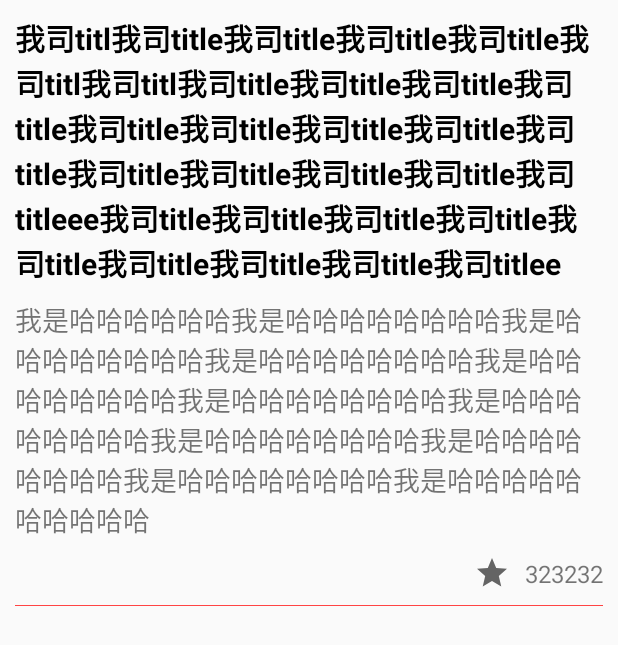
After one commit to zhp475433752/KotlinTest, an Android app: the layout item_paging3.xml on its own in the app's theme, with its tools: preview values and no code run, on a phone screen of 412 x 824 dp. The commit adds this screen. Shown: the top 645 px of the screen. Run offline under Robolectric (Android 15) with nearby library versions, the phone set to English and light mode, and no system bars.

Commit message:
paging3分页

```diff
--- a/app/build.gradle
+++ b/app/build.gradle
@@ -79,6 +79,11 @@ dependencies {
 //    implementation "androidx.activity:activity-ktx:1.6.0"
 //    implementation "androidx.fragment:fragment-ktx:1.5.3"
 
+    // paging3
+    implementation 'androidx.paging:paging-runtime:3.1.1'
+    implementation 'com.squareup.retrofit2:retrofit:2.9.0'
+    implementation 'com.squareup.retrofit2:converter-gson:2.9.0'
+
 }
 
 task task2 (){
--- a/app/src/main/AndroidManifest.xml
+++ b/app/src/main/AndroidManifest.xml
@@ -53,12 +53,15 @@
         android:theme="@style/AppTheme"
         android:usesCleartextTraffic="true">
         <activity
+            android:name=".paging3.ui.Paging3Activity"
+            android:exported="false" />
+        <activity
             android:name=".flow.FlowTestActivity"
             android:exported="false" />
         <activity
             android:name=".adaptation.AdaptationActivity"
             android:exported="true"
-            android:theme="@style/Theme.AppCompat.NoActionBar"></activity>
+            android:theme="@style/Theme.AppCompat.NoActionBar" />
         <activity
             android:name=".anim.MainAnimActivity"
             android:exported="true" />
--- a/app/src/main/java/com/zwwl/kotlintest/MainActivity.kt
+++ b/app/src/main/java/com/zwwl/kotlintest/MainActivity.kt
@@ -19,6 +19,7 @@ import com.zwwl.kotlintest.media.camera.CameraActivity
 import com.zwwl.kotlintest.media.exo.ExoPlayerActivity
 import com.zwwl.kotlintest.media.mediaplayer.MediaPlayerActivity
 import com.zwwl.kotlintest.media.videoview.VideoViewActivity
+import com.zwwl.kotlintest.paging3.ui.Paging3Activity
 import com.zwwl.kotlintest.proxy.*
 import com.zwwl.kotlintest.thread.MyThread
 import kotlinx.android.synthetic.main.activity_main.*
@@ -99,6 +100,7 @@ class MainActivity : AppCompatActivity() {
         button9.setOnClickListener { startActivity(Intent(this, MainAnimActivity::class.java)) }
         button10.setOnClickListener { startActivity(Intent(this, AdaptationActivity::class.java)) }
         button11.setOnClickListener { startActivity(Intent(this, FlowTestActivity::class.java)) }
+        button12.setOnClickListener { startActivity(Intent(this, Paging3Activity::class.java)) }
 
         threadTest()
     }
--- /dev/null
+++ b/app/src/main/res/drawable/ic_baseline_star_24.xml
@@ -0,0 +1,10 @@
+<vector xmlns:android="http://schemas.android.com/apk/res/android"
+    android:width="24dp"
+    android:height="24dp"
+    android:viewportWidth="24"
+    android:viewportHeight="24"
+    android:tint="?attr/colorControlNormal">
+  <path
+      android:fillColor="@android:color/holo_red_light"
+      android:pathData="M12,17.27L18.18,21l-1.64,-7.03L22,9.24l-7.19,-0.61L12,2 9.19,8.63 2,9.24l5.46,4.73L5.82,21z"/>
+</vector>
--- /dev/null
+++ b/app/src/main/res/layout/item_paging3.xml
@@ -0,0 +1,60 @@
+<?xml version="1.0" encoding="utf-8"?>
+<androidx.constraintlayout.widget.ConstraintLayout xmlns:android="http://schemas.android.com/apk/res/android"
+    android:layout_width="match_parent"
+    android:layout_height="wrap_content"
+    android:padding="10dp"
+    xmlns:app="http://schemas.android.com/apk/res-auto">
+
+    <TextView
+        android:id="@+id/item_paging_title"
+        android:text="我司titl我司title我司title我司title我司title我司titl我司titl我司title我司title我司title我司title我司title我司title我司title我司title我司title我司title我司title我司title我司title我司titleee我司title我司title我司title我司title我司title我司title我司title我司title我司titlee"
+        app:layout_constraintLeft_toLeftOf="parent"
+        app:layout_constraintTop_toTopOf="parent"
+        android:textSize="20sp"
+        android:textStyle="bold"
+        android:textColor="@android:color/black"
+        android:layout_width="wrap_content"
+        android:layout_height="wrap_content" />
+
+    <TextView
+        android:id="@+id/item_paging_desc"
+        android:layout_marginTop="10dp"
+        android:textSize="18sp"
+        android:text="我是哈哈哈哈哈哈我是哈哈哈哈哈哈哈哈我是哈哈哈哈哈哈哈哈我是哈哈哈哈哈哈哈哈我是哈哈哈哈哈哈哈哈我是哈哈哈哈哈哈哈哈我是哈哈哈哈哈哈哈哈我是哈哈哈哈哈哈哈哈我是哈哈哈哈哈哈哈哈我是哈哈哈哈哈哈哈哈我是哈哈哈哈哈哈哈哈哈哈"
+        app:layout_constraintLeft_toLeftOf="parent"
+        app:layout_constraintTop_toBottomOf="@id/item_paging_title"
+        android:layout_width="wrap_content"
+        android:layout_height="wrap_content" />
+
+
+
+    <ImageView
+        android:id="@+id/item_paging_star"
+        android:layout_marginTop="10dp"
+        app:layout_constraintTop_toBottomOf="@id/item_paging_desc"
+        app:layout_constraintRight_toLeftOf="@id/item_paging_star_number"
+        android:src="@drawable/ic_baseline_star_24"
+        android:layout_marginRight="10dp"
+        android:layout_width="wrap_content"
+        android:layout_height="wrap_content" />
+
+    <TextView
+        android:id="@+id/item_paging_star_number"
+        android:textSize="16sp"
+        android:text="323232"
+        android:gravity="center"
+        app:layout_constraintTop_toBottomOf="@id/item_paging_desc"
+        app:layout_constraintRight_toRightOf="parent"
+        app:layout_constraintTop_toTopOf="@id/item_paging_star"
+        app:layout_constraintBottom_toBottomOf="@id/item_paging_star"
+        android:layout_width="wrap_content"
+        android:layout_height="wrap_content" />
+
+    <View
+        app:layout_constraintTop_toBottomOf="@id/item_paging_star_number"
+        android:background="@android:color/holo_red_light"
+        android:layout_marginTop="10dp"
+        android:layout_width="match_parent"
+        android:layout_height="1px" />
+
+</androidx.constraintlayout.widget.ConstraintLayout>
```
Also changed, not shown: app/src/main/java/com/zwwl/kotlintest/paging3/api/GitHubService.kt (added, +27 -0 lines), app/src/main/java/com/zwwl/kotlintest/paging3/data/datasource/RepoPagingSource.kt (added, +31 -0 lines), app/src/main/java/com/zwwl/kotlintest/paging3/data/model/Repo.kt (added, +13 -0 lines), app/src/main/java/com/zwwl/kotlintest/paging3/data/model/RepoResponse.kt (added, +10 -0 lines), app/src/main/java/com/zwwl/kotlintest/paging3/data/repository/Repository.kt (added, +24 -0 lines), app/src/main/java/com/zwwl/kotlintest/paging3/ui/Paging3Activity.kt (added, +54 -0 lines), app/src/main/java/com/zwwl/kotlintest/paging3/ui/RepoAdapter.kt (added, +48 -0 lines), app/src/main/java/com/zwwl/kotlintest/paging3/vm/PagingViewModel.kt (added, +20 -0 lines), app/src/main/res/layout/activity_main.xml (+7 -0 lines), app/src/main/res/layout/activity_paging3.xml (added, +20 -0 lines).
